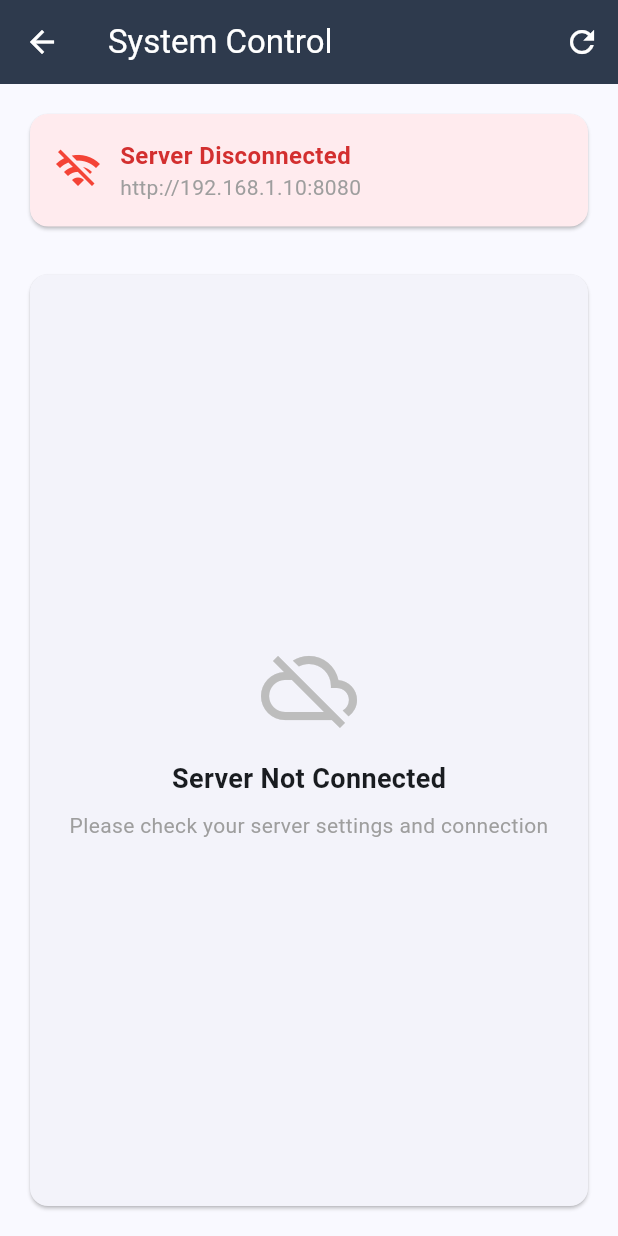
After one commit to ursoaia-edu/guardian, a Flutter app: the SystemScreen screen opened directly, after a tap on the "refresh" icon, on a phone screen of 412 x 824 dp. The commit adds this screen. Run offline on Flutter 3.47's test engine with Material 3 defaults, Android fonts, the phone set to English and light mode, and no system bars; our stand-ins replace shared_preferences; accounts and stored records are empty; network calls fail.

Commit message:
add power button

```diff
--- a/mobile/lib/main.dart
+++ b/mobile/lib/main.dart
@@ -1,6 +1,7 @@
 import 'package:flutter/material.dart';
 import 'screens/home_screen.dart';
 import 'screens/settings_screen.dart';
+import 'screens/system_screen.dart';
 
 void main() {
   runApp(const ProcSentinelApp());
@@ -43,6 +44,7 @@ class _MainNavigationState extends State<MainNavigation> {
 
   final List<Widget> _screens = [
     const HomeScreen(),
+    const SystemScreen(),
     const SettingsScreen(),
   ];
 
@@ -51,6 +53,7 @@ class _MainNavigationState extends State<MainNavigation> {
     return Scaffold(
       body: _screens[_currentIndex],
       bottomNavigationBar: BottomNavigationBar(
+        type: BottomNavigationBarType.fixed,
         currentIndex: _currentIndex,
         onTap: (index) {
           setState(() {
@@ -63,6 +66,10 @@ class _MainNavigationState extends State<MainNavigation> {
             label: 'Dashboard',
           ),
           BottomNavigationBarItem(
+            icon: Icon(Icons.power_settings_new),
+            label: 'System',
+          ),
+          BottomNavigationBarItem(
             icon: Icon(Icons.settings),
             label: 'Settings',
           ),
--- /dev/null
+++ b/mobile/lib/screens/system_screen.dart
@@ -0,0 +1,315 @@
+import 'package:flutter/material.dart';
+
+import '../services/settings_service.dart';
+
+class SystemScreen extends StatefulWidget {
+  const SystemScreen({super.key});
+
+  @override
+  State<SystemScreen> createState() => _SystemScreenState();
+}
+
+class _SystemScreenState extends State<SystemScreen> {
+  final SettingsService _settingsService = SettingsService();
+
+  List<Map<String, dynamic>> _systems = [];
+  bool _isLoading = true;
+  bool _isConnected = false;
+  String _serverAddress = '';
+
+  @override
+  void initState() {
+    super.initState();
+    _loadData();
+  }
+
+  Future<void> _loadData() async {
+    setState(() {
+      _isLoading = true;
+    });
+
+    try {
+      // Load server address
+      _serverAddress = await _settingsService.getServerAddress();
+
+      // Test connection
+      _isConnected = await _settingsService.testConnection(_serverAddress);
+
+      if (_isConnected) {
+        // Load system data
+        final systems = await _settingsService.getSystemData();
+
+        setState(() {
+          _systems = systems;
+        });
+      } else {
+        setState(() {
+          _systems = [];
+        });
+      }
+    } catch (e) {
+      setState(() {
+        _isConnected = false;
+        _systems = [];
+      });
+
+      if (mounted) {
+        ScaffoldMessenger.of(context).showSnackBar(
+          SnackBar(
+            content: Text('Error loading system data: $e'),
+            backgroundColor: Colors.red,
+          ),
+        );
+      }
+    } finally {
+      setState(() {
+        _isLoading = false;
+      });
+    }
+  }
+
+  Future<void> _toggleSystemStatus(String name, bool currentStatus) async {
+    final newStatus = !currentStatus;
+
+    final success = await _settingsService.updateSystemStatus(name, newStatus);
+
+    if (success) {
+      // Update local state
+      setState(() {
+        final systemIndex = _systems.indexWhere((system) => system['name'] == name);
+        if (systemIndex != -1) {
+          _systems[systemIndex]['status'] = newStatus;
+        }
+      });
+
+      ScaffoldMessenger.of(context).showSnackBar(
+        SnackBar(
+          content: Text('$name ${newStatus ? 'enabled' : 'disabled'}'),
+          backgroundColor: Colors.green,
+        ),
+      );
+    } else {
+      ScaffoldMessenger.of(context).showSnackBar(
+        const SnackBar(
+          content: Text(
+            'Failed to update system status. Check server connection.',
+          ),
+          backgroundColor: Colors.red,
+        ),
+      );
+    }
+  }
+
+  Widget _buildSystemsList() {
+    if (!_isConnected) {
+      return Card(
+        child: Container(
+          width: double.infinity,
+          child: Padding(
+            padding: const EdgeInsets.all(24.0),
+            child: Column(
+              mainAxisAlignment: MainAxisAlignment.center,
+              children: [
+                Icon(Icons.cloud_off, size: 64, color: Colors.grey.shade400),
+                const SizedBox(height: 16),
+                const Text(
+                  'Server Not Connected',
+                  style: TextStyle(fontSize: 18, fontWeight: FontWeight.bold),
+                ),
+                const SizedBox(height: 8),
+                const Text(
+                  'Please check your server settings and connection',
+                  textAlign: TextAlign.center,
+                  style: TextStyle(color: Colors.grey),
+                ),
+              ],
+            ),
+          ),
+        ),
+      );
+    }
+
+    if (_systems.isEmpty) {
+      return Card(
+        child: Container(
+          width: double.infinity,
+          child: Padding(
+            padding: const EdgeInsets.all(24.0),
+            child: Column(
+              mainAxisAlignment: MainAxisAlignment.center,
+              children: [
+                Icon(Icons.settings, size: 64, color: Colors.blue.shade400),
+                const SizedBox(height: 16),
+                const Text(
+                  'No System Entries',
+                  style: TextStyle(fontSize: 18, fontWeight: FontWeight.bold),
+                ),
+                const SizedBox(height: 8),
+                const Text(
+                  'No system entries available on the server',
+                  textAlign: TextAlign.center,
+                  style: TextStyle(color: Colors.grey),
+                ),
+              ],
+            ),
+          ),
+        ),
+      );
+    }
+
+    return ListView.builder(
+      itemCount: _systems.length,
+      itemBuilder: (context, index) {
+        final system = _systems[index];
+        final name = system['name'] as String;
+        final status = system['status'] as bool;
+
+        return Card(
+          child: Padding(
+            padding: const EdgeInsets.all(16.0),
+            child: Row(
+              children: [
+                Icon(
+                  _getSystemIcon(name),
+                  size: 32,
+                  color: status ? Colors.green : Colors.grey,
+                ),
+                const SizedBox(width: 16),
+                Expanded(
+                  child: Column(
+                    crossAxisAlignment: CrossAxisAlignment.start,
+                    children: [
+                      Text(
+                        name.toUpperCase(),
+                        style: const TextStyle(
+                          fontSize: 16,
+                          fontWeight: FontWeight.bold,
+                        ),
+                      ),
+                      const SizedBox(height: 4),
+                      Text(
+                        'Status: ${status ? 'Enabled' : 'Disabled'}',
+                        style: TextStyle(
+                          fontSize: 14,
+                          color: status ? Colors.green.shade700 : Colors.grey.shade600,
+                        ),
+                      ),
+                    ],
+                  ),
+                ),
+                ElevatedButton(
+                  onPressed: () => _toggleSystemStatus(name, status),
+                  style: ElevatedButton.styleFrom(
+                    backgroundColor: status ? Colors.red : Colors.green,
+                    foregroundColor: Colors.white,
+                    padding: const EdgeInsets.symmetric(horizontal: 20, vertical: 12),
+                  ),
+                  child: Text(status ? 'Disable' : 'Enable'),
+                ),
+              ],
+            ),
+          ),
+        );
+      },
+    );
+  }
+
+  IconData _getSystemIcon(String systemName) {
+    switch (systemName.toLowerCase()) {
+      case 'power':
+        return Icons.power_settings_new;
+      case 'network':
+        return Icons.network_check;
+      case 'security':
+        return Icons.security;
+      case 'storage':
+        return Icons.storage;
+      default:
+        return Icons.settings;
+    }
+  }
+
+  @override
+  Widget build(BuildContext context) {
+    return Scaffold(
+      appBar: AppBar(
+        title: const Text('System Control'),
+        actions: [
+          IconButton(onPressed: _loadData, icon: const Icon(Icons.refresh)),
+        ],
+      ),
+      body: _isLoading
+          ? const Center(child: CircularProgressIndicator())
+          : Padding(
+              padding: const EdgeInsets.all(16.0),
+              child: Column(
+                crossAxisAlignment: CrossAxisAlignment.start,
+                children: [
+                  // Connection Status Card
+                  Card(
+                    color: _isConnected
+                        ? Colors.green.shade50
+                        : Colors.red.shade50,
+                    child: Padding(
+                      padding: const EdgeInsets.all(16.0),
+                      child: Row(
+                        children: [
+                          Icon(
+                            _isConnected ? Icons.wifi : Icons.wifi_off,
+                            color: _isConnected ? Colors.green : Colors.red,
+                            size: 32,
+                          ),
+                          const SizedBox(width: 12),
+                          Expanded(
+                            child: Column(
+                              crossAxisAlignment: CrossAxisAlignment.start,
+                              children: [
+                                Text(
+                                  _isConnected
+                                      ? 'Server Connected'
+                                      : 'Server Disconnected',
+                                  style: TextStyle(
+                                    fontSize: 16,
+                                    fontWeight: FontWeight.bold,
+                                    color: _isConnected
+                                        ? Colors.green.shade700
+                                        : Colors.red.shade700,
+                                  ),
+                                ),
+                                Text(
+                                  _serverAddress,
+                                  style: const TextStyle(
+                                    fontSize: 14,
+                                    color: Colors.grey,
+                                  ),
+                                ),
+                              ],
+                            ),
+                          ),
+                        ],
+                      ),
+                    ),
+                  ),
+
+                  const SizedBox(height: 24),
+
+                  // System Controls Header
+                  if (_isConnected) ...[
+                    const Text(
+                      'System Controls',
+                      style: TextStyle(
+                        fontSize: 18,
+                        fontWeight: FontWeight.bold,
+                      ),
+                    ),
+                    const SizedBox(height: 12),
+                  ],
+
+                  // Systems List - takes remaining space
+                  Expanded(child: _buildSystemsList()),
+                ],
+              ),
+            ),
+    );
+  }
+}
```
Also changed, not shown: mobile/lib/services/settings_service.dart (+50 -0 lines), 6 other files.
